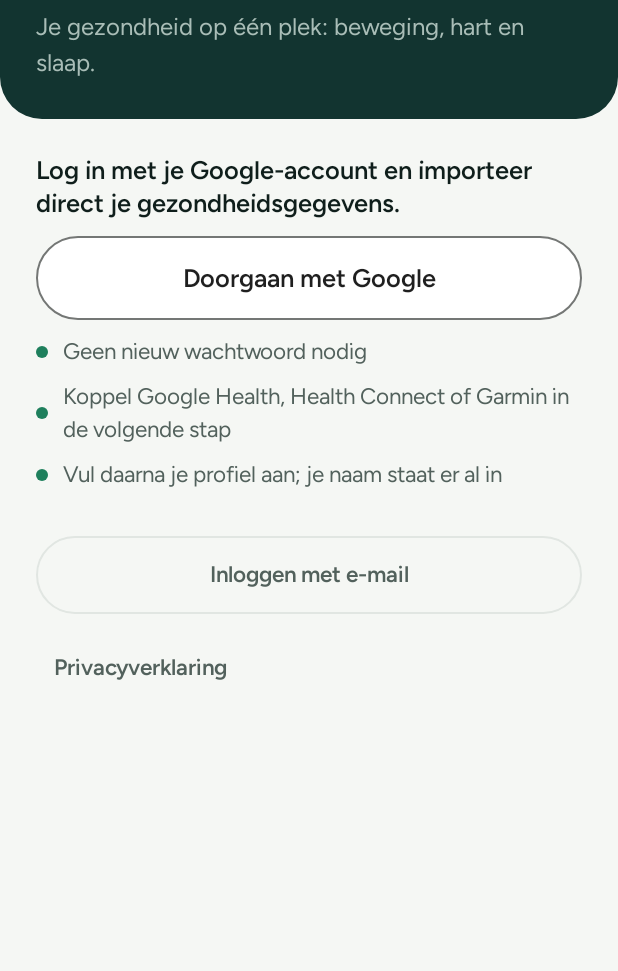
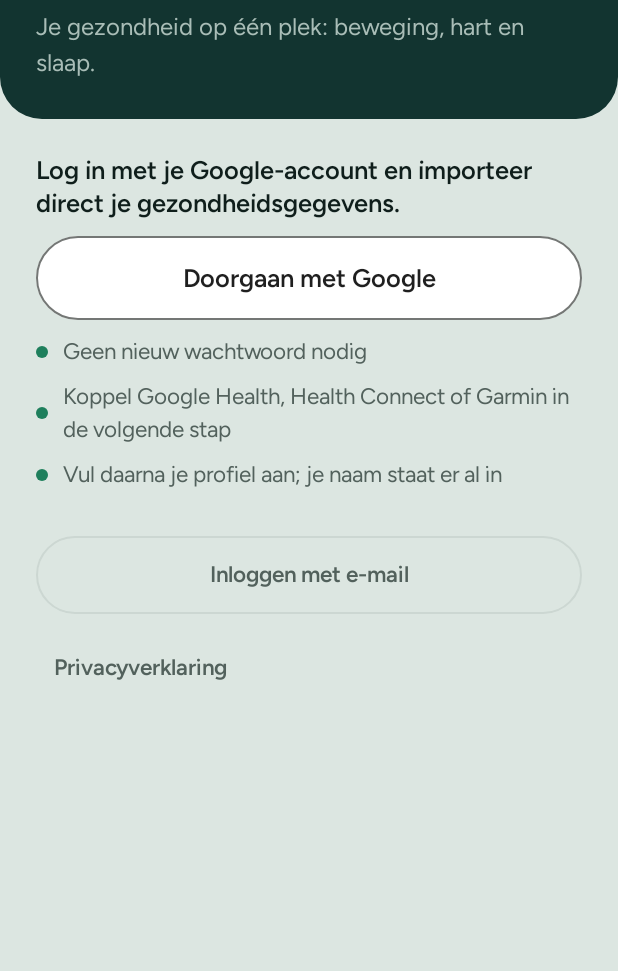
Before and after one commit to IanSchrotenboer/VitalConnect, an Android app built with Jetpack Compose: the screen it shows after launch (MainActivity), on a phone screen of 412 x 824 dp, the part 265-1236 px from its top. Run offline under Robolectric (Android 15) with nearby library versions, the phone set to English and light mode, and no system bars; libraries missing offline, so code that uses them is left out: androidx.health.connect; 5 statements that could not run were skipped.

Commit message:
v1.9.2: lichte modus Salie (achtergrond #DCE6E1, witte tegels zonder rand)
- Theme.kt, values/colors.xml, preview en site/style.css gelijk; CLAUDE.md bijgewerkt
- Tegelrand vervalt in licht en donker (contrast komt van de kleur)

Controles: apenproef 4800 acties ok, chaos preview ok, chaos-db 16/16, stress-db 23/23 (alle RPC's < 300 ms),
belasting ok, veiligheid 11/11, advisors alleen bekende meldingen, opschonen niets gevonden.

Co-Authored-By: Claude Opus 5.5 <noreply@anthropic.com>
Claude-Session: https://claude.ai/code/session_01ACkimzZme8mzoE3WfkkML2

```diff
--- a/android/app/build.gradle.kts
+++ b/android/app/build.gradle.kts
@@ -14,7 +14,7 @@ android {
         targetSdk = 36
         // In GitHub Actions telt het buildnummer op, zodat elke APK over de vorige heen te installeren is
         versionCode = System.getenv("BUILD_NUMBER")?.toIntOrNull() ?: 2
-        versionName = "1.9.1"
+        versionName = "1.9.2"
     }
 
     // Release-ondertekening: GitHub Actions zet de sleutel klaar (vaste sleutel uit de geheimen,
--- a/android/app/src/main/java/nl/vitaal/app/Common.kt
+++ b/android/app/src/main/java/nl/vitaal/app/Common.kt
@@ -1,6 +1,5 @@
 package nl.vitaal.app
 
-import androidx.compose.foundation.BorderStroke
 import androidx.compose.foundation.background
 import androidx.compose.foundation.clickable
 import androidx.compose.foundation.layout.Arrangement
@@ -130,12 +129,11 @@ fun VCard(
     onClick: (() -> Unit)? = null,
     content: @Composable ColumnScope.() -> Unit,
 ) {
-    val p = LocalPalette.current
+    // Geen rand: in licht (salie) en donker (OLED-zwart) steken de tegels af door hun kleur
     val shape = RoundedCornerShape(20.dp)
     Surface(
         color = color,
         shape = shape,
-        border = if (!p.dark && color == p.card) BorderStroke(1.dp, p.line) else null,
         modifier = modifier.clip(shape).then(if (onClick != null) Modifier.clickable(onClick = onClick) else Modifier),
     ) {
         Column(Modifier.padding(16.dp), verticalArrangement = Arrangement.spacedBy(8.dp), content = content)
--- a/android/app/src/main/java/nl/vitaal/app/Theme.kt
+++ b/android/app/src/main/java/nl/vitaal/app/Theme.kt
@@ -55,8 +55,8 @@ data class Palette(
 
 private val Light = Palette(
     dark = false,
-    bg = Color(0xFFF5F7F4), card = Color(0xFFFFFFFF), ink = Color(0xFF0F1E1B), muted = Color(0xFF52615C),
-    line = Color(0xFFE1E6E2), outline = Color(0xFF7F8F89), primary = Color(0xFF1C4D46), onPrimary = Color(0xFFFFFFFF),
+    bg = Color(0xFFDCE6E1), card = Color(0xFFFFFFFF), ink = Color(0xFF0F1E1B), muted = Color(0xFF52615C),
+    line = Color(0xFFCCD7D2), outline = Color(0xFF6E7F79), primary = Color(0xFF1C4D46), onPrimary = Color(0xFFFFFFFF),
     dial = Color(0xFF123430), dialInk = Color(0xFFF3F7F5), dialMuted = Color(0xFFA9BDB7),
     // Abrikoos en oker iets donkerder dan in de wijzerplaat: grafieklijnen halen zo 3:1 op wit
     activity = Color(0xFFD86F31), heart = Color(0xFFD04E6A), sleep = Color(0xFF5865D6),
--- a/android/app/src/main/res/values/colors.xml
+++ b/android/app/src/main/res/values/colors.xml
@@ -1,5 +1,5 @@
 <resources>
     <color name="ic_launcher_background">#123430</color>
     <!-- Achtergrond tijdens het opstarten, gelijk aan bg in Theme.kt -->
-    <color name="window_bg">#F5F7F4</color>
+    <color name="window_bg">#DCE6E1</color>
 </resources>
```
Also changed, not shown: 4 other files.
